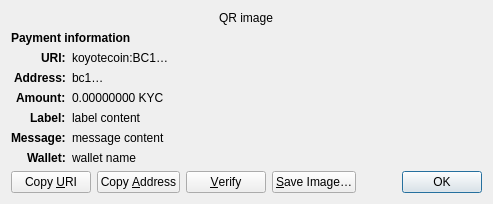
Old version of the form src/qt/forms/receiverequestdialog.ui in the repository genisyskernel/koyotecoin.
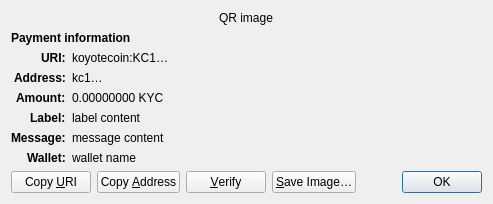
New version of the form. Custom widgets are drawn as their Qt base class.

Commit message:
koyotecoin: update new chain - src/qt/forms/receiverequestdialog.ui
Koyotecoin: Update New Chain - src/qt/forms/receiverequestdialog.ui

Diff of the .ui file:
```diff
--- a/src/qt/forms/receiverequestdialog.ui
+++ b/src/qt/forms/receiverequestdialog.ui
@@ -6,7 +6,7 @@
    <rect>
     <x>0</x>
     <y>0</y>
-    <width>413</width>
+    <width>451</width>
     <height>229</height>
    </rect>
   </property>
@@ -65,7 +65,7 @@
    <item row="2" column="1" alignment="Qt::AlignTop">
     <widget class="QLabel" name="uri_content">
      <property name="text">
-      <string notr="true">koyotecoin:BC1…</string>
+      <string notr="true">koyotecoin:KC1…</string>
      </property>
      <property name="textFormat">
       <enum>Qt::RichText</enum>
@@ -97,7 +97,7 @@
    <item row="3" column="1" alignment="Qt::AlignTop">
     <widget class="QLabel" name="address_content">
      <property name="text">
-      <string notr="true">bc1…</string>
+      <string notr="true">kc1…</string>
      </property>
      <property name="textFormat">
       <enum>Qt::PlainText</enum>
```
Left out of the diff: 13 changed lines with no effect on the pictures.
